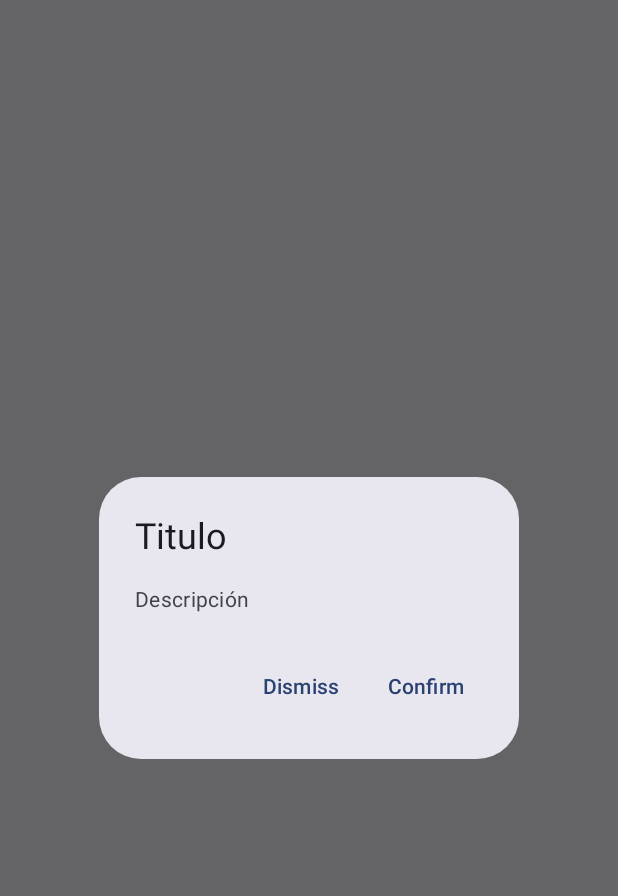
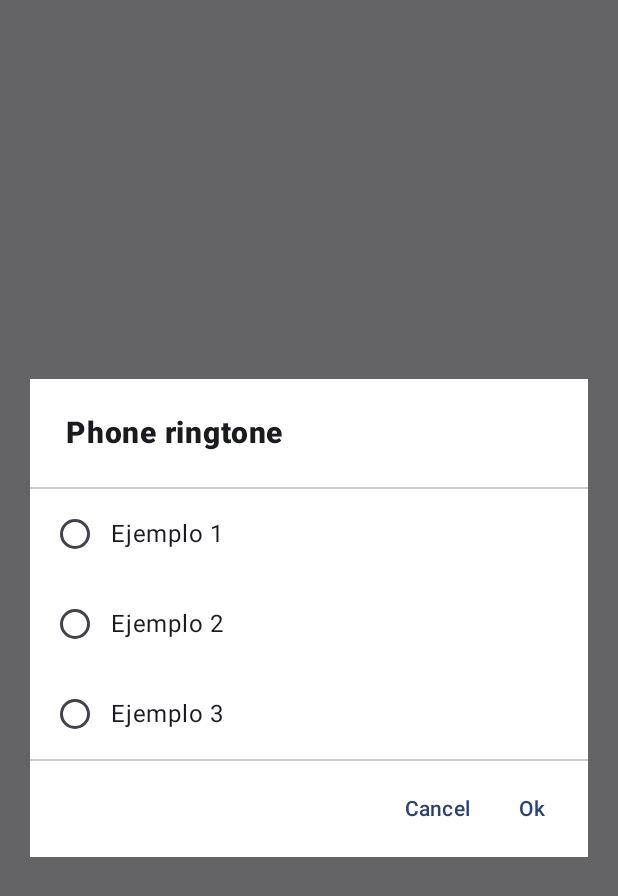
Before and after one commit to jorgila/JetpackComposeCatalogo, an Android app built with Jetpack Compose: the screen it shows after launch (MainActivity), after a tap on "Mostrar diálogo", on a phone screen of 412 x 824 dp. Shown: the top 896 px of the screen. Run offline under Robolectric (Android 15) with nearby library versions, the phone set to English and light mode, and no system bars.

Commit message:
"Dialogs"

```diff
--- a/app/src/main/java/com/estholon/jetpackcomposecatalogo/Dialogs.kt
+++ b/app/src/main/java/com/estholon/jetpackcomposecatalogo/Dialogs.kt
@@ -1,9 +1,39 @@
 package com.estholon.jetpackcomposecatalogo
 
+import android.graphics.drawable.Drawable
+import androidx.annotation.DrawableRes
+import androidx.compose.foundation.Image
+import androidx.compose.foundation.background
+import androidx.compose.foundation.layout.Arrangement
+import androidx.compose.foundation.layout.Column
+import androidx.compose.foundation.layout.Row
+import androidx.compose.foundation.layout.fillMaxSize
+import androidx.compose.foundation.layout.fillMaxWidth
+import androidx.compose.foundation.layout.padding
+import androidx.compose.foundation.layout.size
+import androidx.compose.foundation.layout.width
+import androidx.compose.foundation.shape.CircleShape
 import androidx.compose.material3.AlertDialog
+import androidx.compose.material3.Divider
 import androidx.compose.material3.Text
 import androidx.compose.material3.TextButton
 import androidx.compose.runtime.Composable
+import androidx.compose.runtime.getValue
+import androidx.compose.runtime.mutableStateOf
+import androidx.compose.runtime.saveable.rememberSaveable
+import androidx.compose.runtime.setValue
+import androidx.compose.ui.Alignment
+import androidx.compose.ui.Modifier
+import androidx.compose.ui.draw.clip
+import androidx.compose.ui.graphics.Color
+import androidx.compose.ui.layout.ContentScale
+import androidx.compose.ui.res.painterResource
+import androidx.compose.ui.text.font.FontStyle
+import androidx.compose.ui.text.font.FontWeight
+import androidx.compose.ui.unit.dp
+import androidx.compose.ui.unit.sp
+import androidx.compose.ui.window.Dialog
+import androidx.compose.ui.window.DialogProperties
 
 @Composable
 fun MyDialog(
@@ -30,3 +60,113 @@ fun MyDialog(
     }
 
 }
+
+@Composable
+fun MySimpleCustomDialog(
+    show: Boolean,
+    onDismiss: () -> Unit,
+){
+
+    if(show){
+        Dialog(
+            onDismissRequest = { onDismiss() },
+            properties = DialogProperties(dismissOnBackPress = false, dismissOnClickOutside = false)
+        ) {
+            Column(
+                Modifier
+                    .background(Color.White)
+                    .padding(24.dp)
+                    .fillMaxWidth()
+            ) {
+                Text(text = "Esto es un ejemplo")
+            }
+        }
+    }
+
+}
+
+@Composable
+fun MyCustomDialog(
+    show: Boolean,
+    onDismiss: () -> Unit,
+){
+    if(show){
+        Dialog(
+            onDismissRequest = { onDismiss() },
+        ) {
+            Column(
+                Modifier
+                    .background(Color.White)
+                    .padding(24.dp)
+                    .fillMaxWidth()
+            ) {
+                MyTitle(title = "Set up backup account")
+                MyAccountItem("ejemplo1@gmail.com",R.drawable.avatar)
+                MyAccountItem("ejemplo2@gmail.com",R.drawable.avatar)
+                MyAccountItem("ejemplo3@gmail.com",R.drawable.avatar)
+            }
+        }
+    }
+}
+
+@Composable
+fun MyTitle(title: String, modifier: Modifier = Modifier.padding(bottom = 16.dp)){
+    Text(
+        text = title,
+        fontWeight = FontWeight.ExtraBold,
+        fontSize = 20.sp,
+        modifier = modifier
+    )
+}
+
+@Composable
+fun MyAccountItem(email: String, @DrawableRes drawable: Int){
+    Row (verticalAlignment = Alignment.CenterVertically){
+        Image(
+            painter = painterResource(id = drawable),
+            contentDescription = "avatar",
+            contentScale = ContentScale.Crop,
+            modifier = Modifier
+                .padding(8.dp)
+                .size(40.dp)
+                .clip(CircleShape)
+        )
+        Text(text = email, fontSize = 14.sp, color = Color.Gray, modifier = Modifier.padding(8.dp))
+    }
+}
+
+@Composable
+fun MyConfirmationDialog(
+    show: Boolean,
+    onConfirm: () -> Unit,
+    onDismiss: () -> Unit
+){
+    if(show){
+        Dialog(
+            onDismissRequest = { onDismiss()}
+        ){
+            Column(
+                Modifier
+                    .fillMaxWidth()
+                    .padding(20.dp)
+                    .background(Color.White)
+            ){
+                MyTitle(title = "Phone ringtone", Modifier.padding(24.dp))
+                Divider(Modifier.fillMaxWidth(), color = Color.LightGray)
+                var status by rememberSaveable { mutableStateOf("") }
+                MyRadioButton(name = status) {
+                    status = it
+                }
+                Divider(modifier = Modifier.fillMaxWidth(), color = Color.LightGray)
+                Row (modifier = Modifier.align(Alignment.End).padding(8.dp) ){
+                    TextButton({onDismiss()}){
+                        Text(text = "Cancel")
+                    }
+                    TextButton({onConfirm()}){
+                        Text(text = "Ok")
+                    }
+                }
+            }
+        }
+    }
+}
--- a/app/src/main/java/com/estholon/jetpackcomposecatalogo/MainActivity.kt
+++ b/app/src/main/java/com/estholon/jetpackcomposecatalogo/MainActivity.kt
@@ -88,7 +88,7 @@ class MainActivity : ComponentActivity() {
                 ) {
                     var myText by rememberSaveable { mutableStateOf("") }
                     val myOptions = getOptions(listOf("Ejemplo 1", "Ejemplo 2", "Ejemplo 3"))
-                    var selected by rememberSaveable { mutableStateOf("") }
+
 
                     var show by rememberSaveable {
                         mutableStateOf(false)
@@ -101,7 +101,13 @@ class MainActivity : ComponentActivity() {
                             Button(onClick = { show = true }) {
                                 Text(text = "Mostrar diálogo")
                             }
-                            MyDialog(show=show,{ Log.i("Dialog","Confirmado") },{ show = false })
+                            // MyDialog(show=show,{ Log.i("Dialog","Confirmado") },{ show = false })
+                            MyConfirmationDialog(
+                                show = show,
+                                onConfirm = { show = false },
+                                onDismiss = { show = false }
+                            )
+
                         }
                     }
 
@@ -460,15 +466,15 @@ fun MyTriStateCheckBox(){
 fun MyRadioButton(name: String, onItemSelected: (String) -> Unit){
 
     Column(Modifier.fillMaxWidth()){
-        Row(){
+        Row(verticalAlignment = Alignment.CenterVertically, modifier = Modifier.padding(6.dp)){
             RadioButton(selected = name == "Ejemplo 1", onClick = { onItemSelected("Ejemplo 1") })
             Text(text = "Ejemplo 1")
         }
-        Row(){
+        Row(verticalAlignment = Alignment.CenterVertically, modifier = Modifier.padding(6.dp)){
             RadioButton(selected = name == "Ejemplo 2", onClick = { onItemSelected("Ejemplo 2") })
             Text(text = "Ejemplo 2")
         }
-        Row(){
+        Row(verticalAlignment = Alignment.CenterVertically, modifier = Modifier.padding(6.dp)){
             RadioButton(selected = name == "Ejemplo 3", onClick = { onItemSelected("Ejemplo 3")})
             Text(text = "Ejemplo 3")
         }
```
Also changed, not shown: app/src/main/res/drawable/add.jpg (added), app/src/main/res/drawable/avatar.jpg (added).
